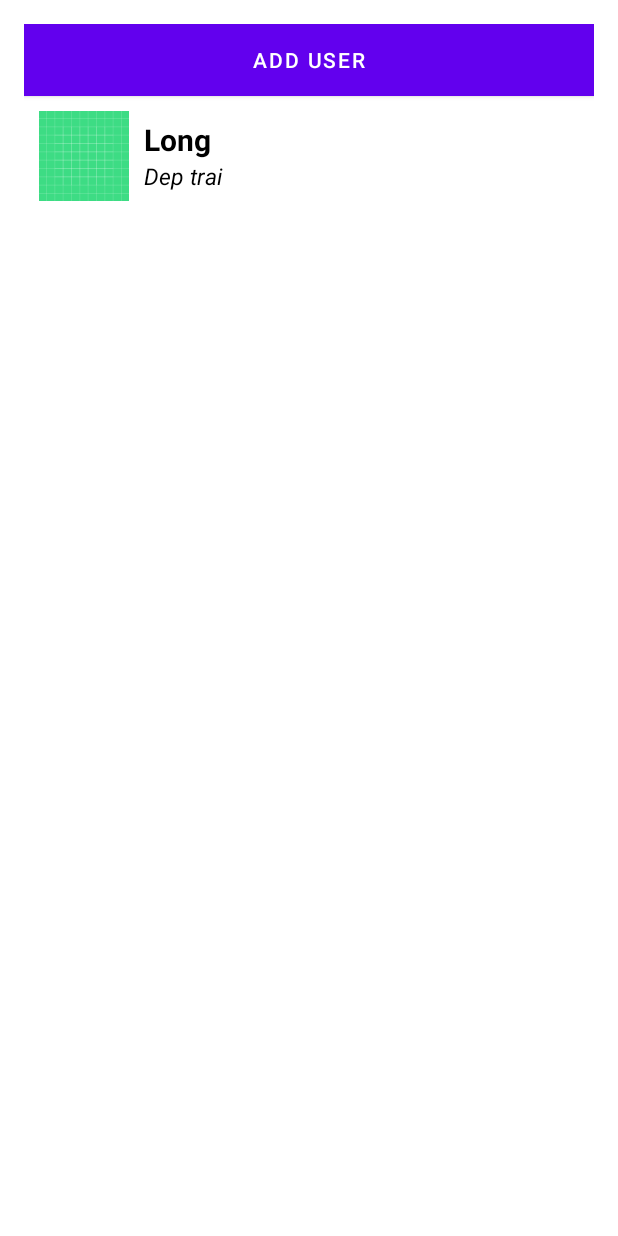
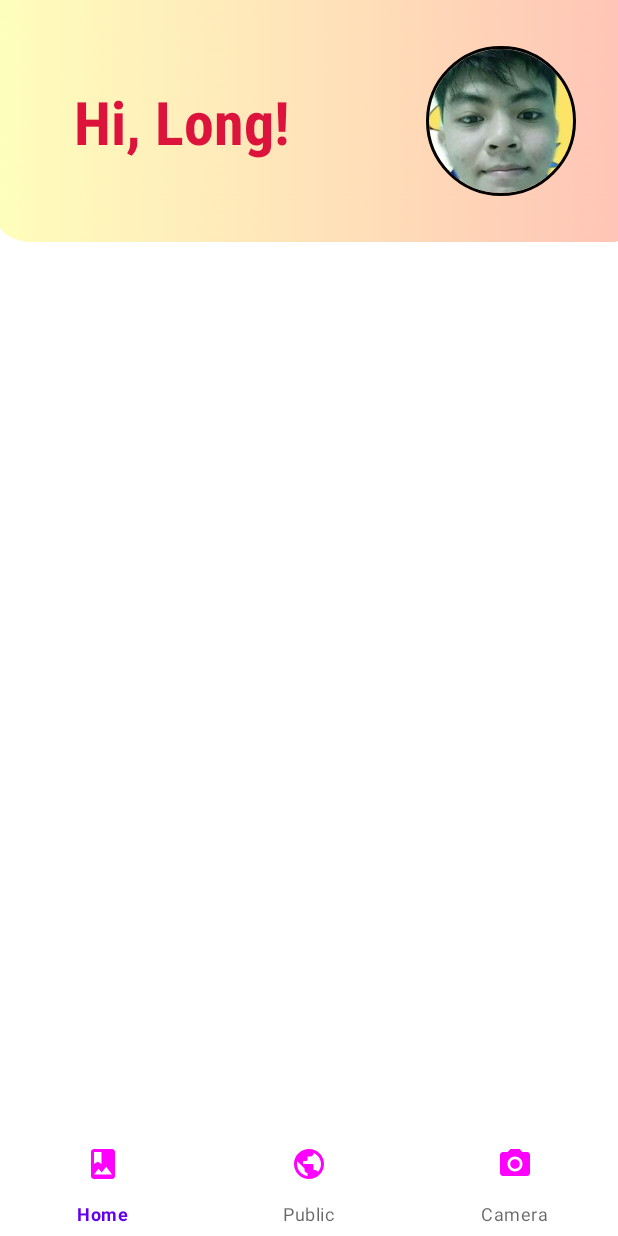
Before and after one commit to leesuby/BananaAlbumApp, an Android app: the screen it shows after launch (MainActivity), on a phone screen of 412 x 824 dp. Run offline under Robolectric (Android 15) with nearby library versions, the phone set to English and light mode, and no system bars; our stand-ins replace CircleImageView.

Commit message:
add more material, first create circleimageview and bottom navigation bar

```diff
--- a/app/build.gradle
+++ b/app/build.gradle
@@ -48,4 +48,8 @@ dependencies {
 
     // RecyclerView
     implementation "androidx.recyclerview:recyclerview:1.2.1"
+
+    // CircleImageView
+    implementation 'de.hdodenhof:circleimageview:3.1.0'
+
 }
--- a/app/src/main/java/com/example/bananaalbum/views/MainActivity.java
+++ b/app/src/main/java/com/example/bananaalbum/views/MainActivity.java
@@ -42,34 +42,34 @@ public class MainActivity extends AppCompatActivity {
         //Remove action bar
         getSupportActionBar().hide();
 
-        setContentView(R.layout.activity_main);
+        setContentView(R.layout.activity_main_screen);
 
-        rcvTest=findViewById(R.id.rcv_test);
-        btnAddUser=findViewById(R.id.btnAdd);
-
-        // set layout for RecyclerView
-        LinearLayoutManager linearLayoutManager = new LinearLayoutManager(this);
-        rcvTest.setLayoutManager(linearLayoutManager);
-
-        // set ViewModel with LiveData
-        testViewModel = new ViewModelProvider(this).get(TestViewModel.class);
-        testViewModel.getListTestLiveData().observe(this, new Observer<List<Test>>() {
-            @Override
-            public void onChanged(List<Test> tests) {
-                //set Adapter for RecyclerView
-                testAdapter= new TestAdapter(tests);
-                rcvTest.setAdapter(testAdapter);
-
-            }
-        });
-
-        //method for button add User
-        btnAddUser.setOnClickListener(new View.OnClickListener() {
-            @Override
-            public void onClick(View view) {
-                Test t = new Test(R.drawable.ic_launcher_background,"Long","Dep trai lam");
-                testViewModel.addTest(t);
-            }
-        });
+//        rcvTest=findViewById(R.id.rcv_test);
+//        btnAddUser=findViewById(R.id.btnAdd);
+//
+//        // set layout for RecyclerView
+//        LinearLayoutManager linearLayoutManager = new LinearLayoutManager(this);
+//        rcvTest.setLayoutManager(linearLayoutManager);
+//
+//        // set ViewModel with LiveData
+//        testViewModel = new ViewModelProvider(this).get(TestViewModel.class);
+//        testViewModel.getListTestLiveData().observe(this, new Observer<List<Test>>() {
+//            @Override
+//            public void onChanged(List<Test> tests) {
+//                //set Adapter for RecyclerView
+//                testAdapter= new TestAdapter(tests);
+//                rcvTest.setAdapter(testAdapter);
+//
+//            }
+//        });
+//
+//        //method for button add User
+//        btnAddUser.setOnClickListener(new View.OnClickListener() {
+//            @Override
+//            public void onClick(View view) {
+//                Test t = new Test(R.drawable.ic_launcher_background,"Long","Dep trai lam");
+//                testViewModel.addTest(t);
+//            }
+//        });
     }
 }
--- /dev/null
+++ b/app/src/main/res/drawable/ic_baseline_photo_album.xml
@@ -0,0 +1,10 @@
+<vector xmlns:android="http://schemas.android.com/apk/res/android"
+    android:width="24dp"
+    android:height="24dp"
+    android:viewportWidth="24"
+    android:viewportHeight="24"
+    android:tint="?attr/colorControlNormal">
+  <path
+      android:fillColor="@android:color/white"
+      android:pathData="M18,2L6,2c-1.1,0 -2,0.9 -2,2v16c0,1.1 0.9,2 2,2h12c1.1,0 2,-0.9 2,-2L20,4c0,-1.1 -0.9,-2 -2,-2zM6,4h5v8l-2.5,-1.5L6,12L6,4zM6,19l3,-3.86 2.14,2.58 3,-3.86L18,19L6,19z"/>
+</vector>
--- /dev/null
+++ b/app/src/main/res/drawable/ic_baseline_photo_camera.xml
@@ -0,0 +1,13 @@
+<vector xmlns:android="http://schemas.android.com/apk/res/android"
+    android:width="24dp"
+    android:height="24dp"
+    android:viewportWidth="24"
+    android:viewportHeight="24"
+    android:tint="?attr/colorControlNormal">
+  <path
+      android:fillColor="@android:color/white"
+      android:pathData="M12,12m-3.2,0a3.2,3.2 0,1 1,6.4 0a3.2,3.2 0,1 1,-6.4 0"/>
+  <path
+      android:fillColor="@android:color/white"
+      android:pathData="M9,2L7.17,4L4,4c-1.1,0 -2,0.9 -2,2v12c0,1.1 0.9,2 2,2h16c1.1,0 2,-0.9 2,-2L22,6c0,-1.1 -0.9,-2 -2,-2h-3.17L15,2L9,2zM12,17c-2.76,0 -5,-2.24 -5,-5s2.24,-5 5,-5 5,2.24 5,5 -2.24,5 -5,5z"/>
+</vector>
--- /dev/null
+++ b/app/src/main/res/drawable/ic_baseline_public.xml
@@ -0,0 +1,10 @@
+<vector xmlns:android="http://schemas.android.com/apk/res/android"
+    android:width="24dp"
+    android:height="24dp"
+    android:viewportWidth="24"
+    android:viewportHeight="24"
+    android:tint="?attr/colorControlNormal">
+  <path
+      android:fillColor="@android:color/white"
+      android:pathData="M12,2C6.48,2 2,6.48 2,12s4.48,10 10,10 10,-4.48 10,-10S17.52,2 12,2zM11,19.93c-3.95,-0.49 -7,-3.85 -7,-7.93 0,-0.62 0.08,-1.21 0.21,-1.79L9,15v1c0,1.1 0.9,2 2,2v1.93zM17.9,17.39c-0.26,-0.81 -1,-1.39 -1.9,-1.39h-1v-3c0,-0.55 -0.45,-1 -1,-1L8,12v-2h2c0.55,0 1,-0.45 1,-1L11,7h2c1.1,0 2,-0.9 2,-2v-0.41c2.93,1.19 5,4.06 5,7.41 0,2.08 -0.8,3.97 -2.1,5.39z"/>
+</vector>
--- /dev/null
+++ b/app/src/main/res/drawable/selector.xml
@@ -0,0 +1,10 @@
+<?xml version="1.0" encoding="utf-8"?>
+<selector xmlns:android="http://schemas.android.com/apk/res/android">
+
+    <item android:state_selected="true"
+        android:drawable="@color/light_yellow"/>
+
+    <item android:state_selected="false"
+        android:drawable="@color/black"/>
+
+</selector>
--- a/app/src/main/res/layout/activity_main_screen.xml
+++ b/app/src/main/res/layout/activity_main_screen.xml
@@ -1,9 +1,79 @@
 <?xml version="1.0" encoding="utf-8"?>
-<androidx.constraintlayout.widget.ConstraintLayout xmlns:android="http://schemas.android.com/apk/res/android"
+<LinearLayout xmlns:android="http://schemas.android.com/apk/res/android"
     xmlns:app="http://schemas.android.com/apk/res-auto"
     xmlns:tools="http://schemas.android.com/tools"
     android:layout_width="match_parent"
     android:layout_height="match_parent"
+    android:orientation="vertical"
+    android:weightSum="64"
     tools:context=".views.MainScreen">
 
-</androidx.constraintlayout.widget.ConstraintLayout>
+    <androidx.constraintlayout.widget.ConstraintLayout
+        android:layout_width="match_parent"
+        android:layout_height="22dp"
+        android:layout_weight="12"
+        android:background="@drawable/titlebar_cut"
+        android:orientation="horizontal">
+
+
+        <TextView
+            android:id="@+id/txtHello"
+            android:layout_width="wrap_content"
+            android:layout_height="wrap_content"
+            android:fontFamily="sans-serif-condensed"
+            android:text="Hi, Long!"
+            android:textColor="#DC143C"
+            android:textSize="40sp"
+            android:textStyle="bold"
+            app:layout_constraintBottom_toBottomOf="parent"
+            app:layout_constraintEnd_toStartOf="@+id/profile_image"
+            app:layout_constraintHorizontal_bias="0.354"
+            app:layout_constraintStart_toStartOf="parent"
+            app:layout_constraintTop_toTopOf="parent" />
+
+        <de.hdodenhof.circleimageview.CircleImageView
+            android:id="@+id/profile_image"
+            android:layout_width="100dp"
+            android:layout_height="100dp"
+            android:layout_marginEnd="28dp"
+            android:layout_toEndOf="@+id/txtHello"
+            android:maxWidth="42dp"
+            android:maxHeight="42dp"
+            android:src="@drawable/test_ava1"
+            app:civ_border_color="#FF000000"
+            app:civ_border_width="2dp"
+            app:layout_constraintBottom_toBottomOf="parent"
+            app:layout_constraintEnd_toEndOf="parent"
+            app:layout_constraintTop_toTopOf="parent"
+            app:layout_constraintVertical_bias="0.496" />
+
+
+    </androidx.constraintlayout.widget.ConstraintLayout>
+
+    <LinearLayout
+        android:layout_width="match_parent"
+        android:layout_height="wrap_content"
+        android:orientation="horizontal"
+        android:layout_weight="51">
+
+    </LinearLayout>
+
+    <LinearLayout
+        android:layout_width="match_parent"
+        android:layout_height="wrap_content"
+        android:orientation="horizontal"
+        android:layout_weight="1">
+
+
+
+        <com.google.android.material.bottomnavigation.BottomNavigationView
+            android:id="@+id/tabBar"
+            android:layout_width="wrap_content"
+            android:layout_height="match_parent"
+            app:itemBackground="@color/white"
+            app:itemIconTint="@drawable/selector"
+            app:menu="@menu/main_tab_bar"/>
+
+    </LinearLayout>
+
+</LinearLayout>
--- /dev/null
+++ b/app/src/main/res/menu/main_tab_bar.xml
@@ -0,0 +1,15 @@
+<?xml version="1.0" encoding="utf-8"?>
+<menu xmlns:android="http://schemas.android.com/apk/res/android">
+    <item
+        android:id="@+id/home"
+        android:icon="@drawable/ic_baseline_photo_album"
+        android:title="Home" />
+    <item
+        android:id="@+id/pub"
+        android:icon="@drawable/ic_baseline_public"
+        android:title="Public"/>
+    <item
+        android:id="@+id/camera"
+        android:icon="@drawable/ic_baseline_photo_camera"
+        android:title="Camera"/>
+</menu>
--- a/app/src/main/res/values/colors.xml
+++ b/app/src/main/res/values/colors.xml
@@ -7,8 +7,11 @@
     <color name="teal_700">#FF018786</color>
     <color name="black">#FF000000</color>
     <color name="white">#FFFFFFFF</color>
+
     <color name="light_yellow">#FDFFBC</color>
     <color name="light_skin">#FFEEBB</color>
     <color name="skin">#FFDCB8</color>
     <color name="light_pink">#FFC1B6</color>
+    <color name="staleblue">#6A5ACD</color>
+    <color name="crimson">#DC143C</color>
 </resources>
```
Also changed, not shown: app/src/main/res/drawable/test_ava.jpg (added), app/src/main/res/drawable/test_ava1.jpg (added), app/src/main/res/drawable/titlebar_cut.png (added), app/src/main/res/drawable/titlebar_square.png (added).
